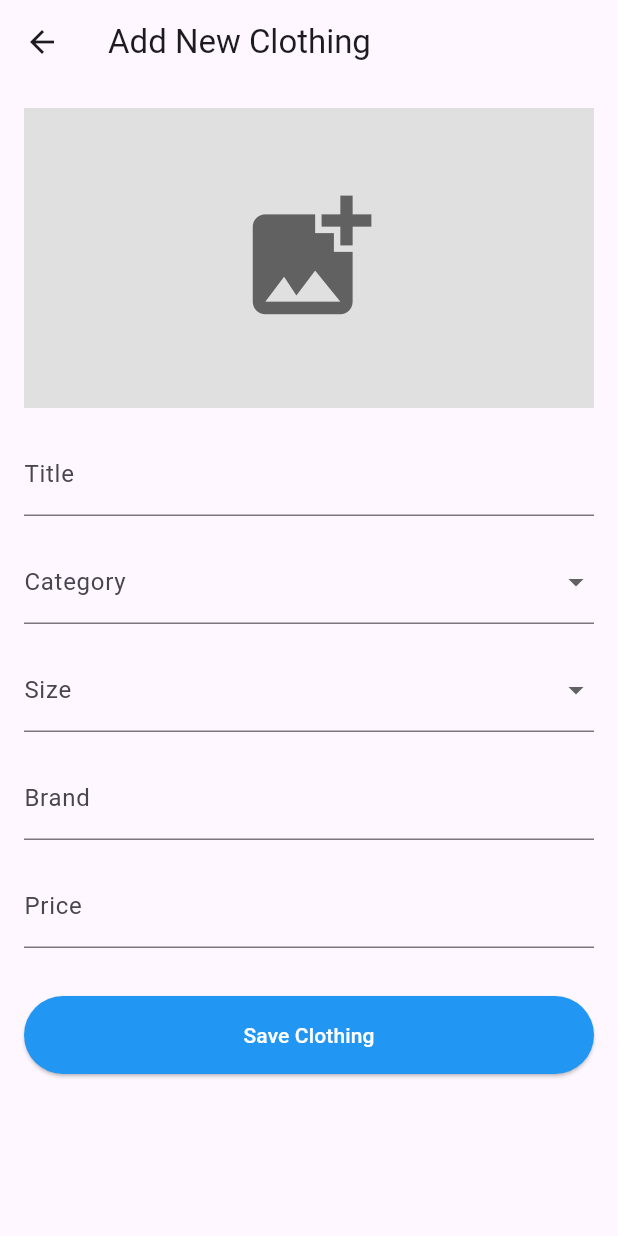
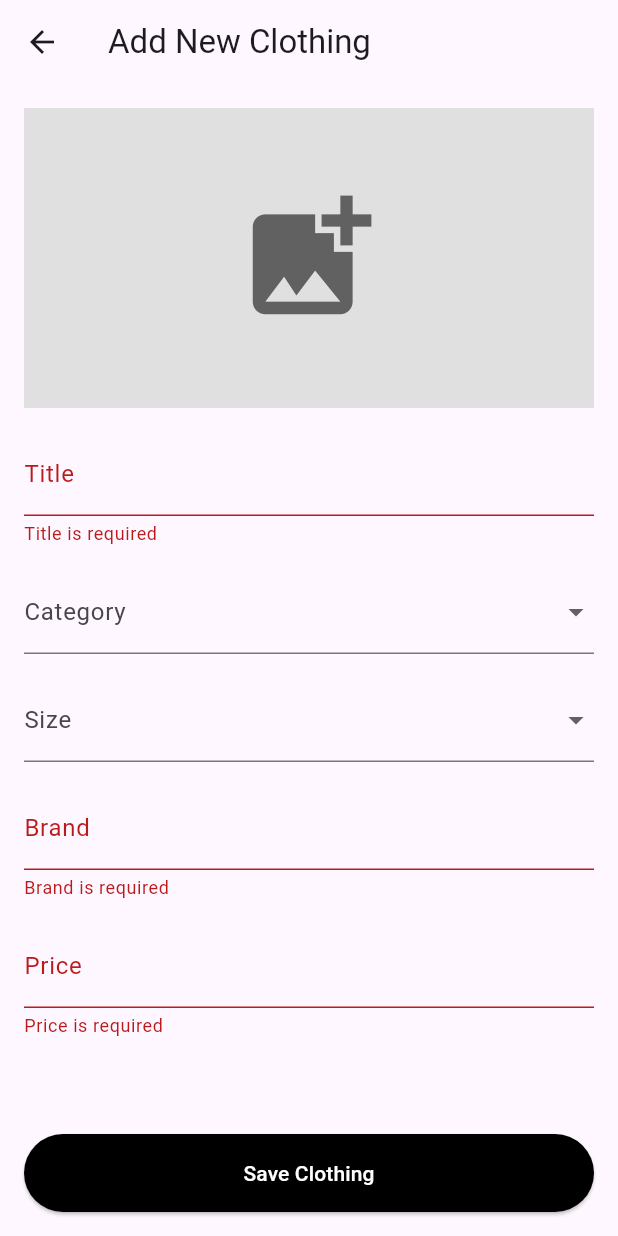
Before and after one commit to rafaelbenaion/clothing-flutter, a Flutter app: the screen it shows once a user with an empty profile is signed in, item 3 of the bottom bar chosen, after a tap on "Add a Clothing", on a phone screen of 412 x 824 dp. Run offline on Flutter 3.47's test engine with Material 3 defaults, Android fonts, the phone set to English and light mode, and no system bars; our stand-ins replace cloud_firestore, firebase_auth, firebase_core, firebase_storage, image_picker; accounts and stored records are empty.

Commit message:
Bug correction before implementing AI detection

```diff
--- a/lib/add_page.dart
+++ b/lib/add_page.dart
@@ -3,6 +3,7 @@ import 'package:flutter/material.dart';
 import 'package:firebase_storage/firebase_storage.dart';
 import 'package:image_picker/image_picker.dart';
 import 'package:cloud_firestore/cloud_firestore.dart';
+import 'package:flutter/services.dart'; // For text input formatting
 
 class AddClothingPage extends StatefulWidget {
   @override
@@ -45,8 +46,16 @@ class _AddClothingPageState extends State<AddClothingPage> {
   }
 
   Future<void> _saveClothing() async {
-    if (_titleController.text.isEmpty || _brandController.text.isEmpty || _priceController.text.isEmpty || _imageUrl == null) {
-      ScaffoldMessenger.of(context).showSnackBar(SnackBar(content: Text('Please fill in all fields and upload an image.')));
+    // Check if any required field is empty
+    if (_titleController.text.isEmpty ||
+        _brandController.text.isEmpty ||
+        _priceController.text.isEmpty ||
+        _imageUrl == null ||
+        _selectedCategory == null ||
+        _selectedSize == null) {
+      ScaffoldMessenger.of(context).showSnackBar(
+        SnackBar(content: Text('Please fill in all fields and upload an image.')),
+      );
       return;
     }
 
@@ -78,6 +87,10 @@ class _AddClothingPageState extends State<AddClothingPage> {
       ),
       body: Padding(
         padding: const EdgeInsets.all(16.0),
+        child: Column(
+          crossAxisAlignment: CrossAxisAlignment.stretch,
+          children: [
+            Expanded(
               child: SingleChildScrollView(
                 child: Column(
                   crossAxisAlignment: CrossAxisAlignment.stretch,
@@ -98,7 +111,10 @@ class _AddClothingPageState extends State<AddClothingPage> {
                     // Title TextField
                     TextField(
                       controller: _titleController,
-                decoration: InputDecoration(labelText: 'Title'),
+                      decoration: InputDecoration(
+                        labelText: 'Title',
+                        errorText: _titleController.text.isEmpty ? 'Title is required' : null,
+                      ),
                     ),
                     SizedBox(height: 16),
 
@@ -116,6 +132,9 @@ class _AddClothingPageState extends State<AddClothingPage> {
                         setState(() {
                           _selectedCategory = value;
                         });
+                      },
+                      validator: (value) {
+                        return value == null ? 'Category is required' : null;
                       },
                     ),
                     SizedBox(height: 16),
@@ -135,32 +154,46 @@ class _AddClothingPageState extends State<AddClothingPage> {
                           _selectedSize = value;
                         });
                       },
+                      validator: (value) {
+                        return value == null ? 'Size is required' : null;
+                      },
                     ),
                     SizedBox(height: 16),
 
                     // Brand TextField
                     TextField(
                       controller: _brandController,
-                decoration: InputDecoration(labelText: 'Brand'),
+                      decoration: InputDecoration(
+                        labelText: 'Brand',
+                        errorText: _brandController.text.isEmpty ? 'Brand is required' : null,
+                      ),
                     ),
                     SizedBox(height: 16),
 
                     // Price TextField (numeric only)
                     TextField(
                       controller: _priceController,
-                keyboardType: TextInputType.number,
-                decoration: InputDecoration(labelText: 'Price'),
+                      keyboardType: TextInputType.numberWithOptions(decimal: true),
+                      decoration: InputDecoration(
+                        labelText: 'Price',
+                        errorText: _priceController.text.isEmpty ? 'Price is required' : null,
                       ),
-              SizedBox(height: 32),
-
-              // Save Button
+                      inputFormatters: <TextInputFormatter>[
+                        FilteringTextInputFormatter.allow(RegExp(r'^\d+\.?\d{0,2}')),
+                      ],
+                    ),
+                  ],
+                ),
+              ),
+            ),
+            // Save Button at the bottom
             ElevatedButton(
               onPressed: () async {
                 await _uploadImage();  // Upload image first
                 _saveClothing();       // Save clothing data
               },
               style: ElevatedButton.styleFrom(
-                  backgroundColor: Colors.blue,
+                backgroundColor: Colors.black, // Black color for the button
                 padding: EdgeInsets.symmetric(vertical: 16),
               ),
               child: Text('Save Clothing', style: TextStyle(color: Colors.white)),
@@ -168,7 +201,6 @@ class _AddClothingPageState extends State<AddClothingPage> {
           ],
         ),
       ),
-      ),
     );
   }
 }
--- a/lib/cart_page.dart
+++ b/lib/cart_page.dart
@@ -19,13 +19,8 @@ class _CartPageState extends State<CartPage> {
 
     return Scaffold(
       appBar: AppBar(
+        automaticallyImplyLeading: false,
         title: Text('My Cart'),
-        leading: IconButton(
-          icon: Icon(Icons.arrow_back),
-          onPressed: () {
-            Navigator.pop(context); // Go back to BuyPage
-          },
-        ),
       ),
       body: Padding(
         padding: const EdgeInsets.all(16.0),
@@ -93,7 +88,7 @@ class _CartPageState extends State<CartPage> {
           ),
         ],
         currentIndex: _selectedIndex, // Active tab index
-        selectedItemColor: const Color.fromARGB(255, 112, 191, 255), // Active tab color will be blue
+        selectedItemColor: const Color.fromARGB(255, 0, 0, 0), // Active tab color will be blue
         onTap: (index) {
           setState(() {
             _selectedIndex = index;  // Update the current index
--- a/lib/profile_page.dart
+++ b/lib/profile_page.dart
@@ -120,6 +120,7 @@ class _ProfilePageState extends State<ProfilePage> {
     return Scaffold(
       appBar: AppBar(
         title: Text('Profile'),
+        automaticallyImplyLeading: false,
       ),
       body: Padding(
         padding: const EdgeInsets.all(16.0),
@@ -247,7 +248,7 @@ class _ProfilePageState extends State<ProfilePage> {
           ),
         ],
         currentIndex: _selectedIndex, // Active tab index
-        selectedItemColor: const Color.fromARGB(255, 112, 191, 255), // Active tab color will be blue
+        selectedItemColor: const Color.fromARGB(255, 0, 0, 0), // Active tab color will be blue
         onTap: (index) {
           setState(() {
             _selectedIndex = index;  // Update the current index
```
Also changed, not shown: lib/buy_page.dart (+52 -8 lines). Lines whose indentation alone changed are shown as unchanged.
